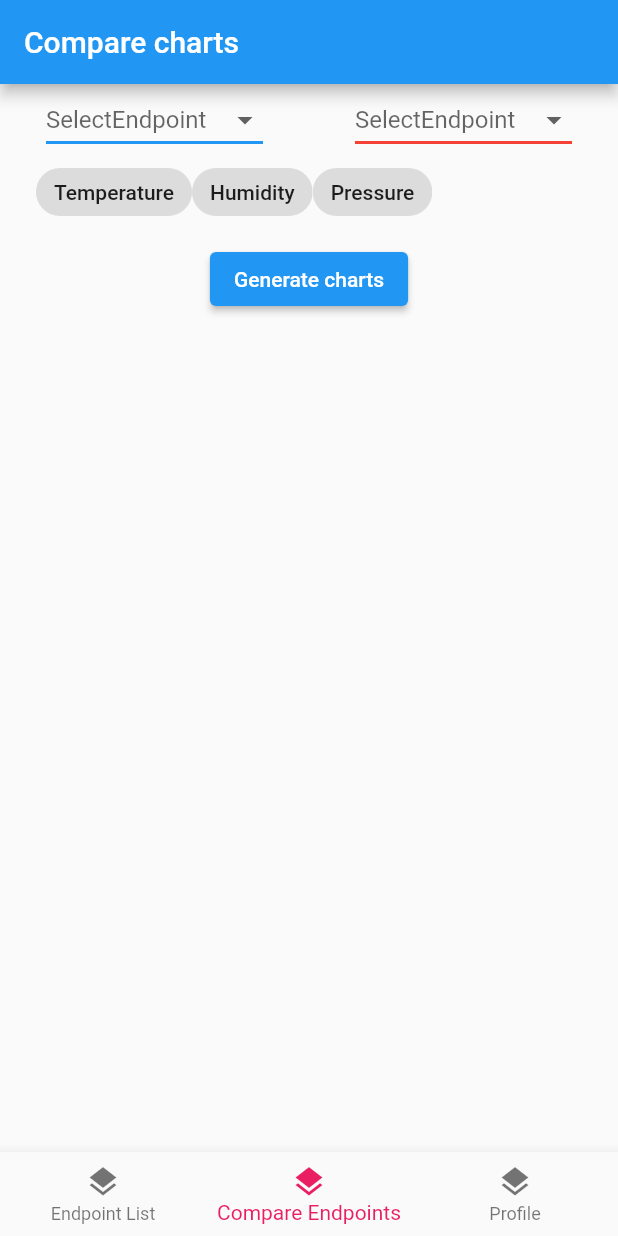
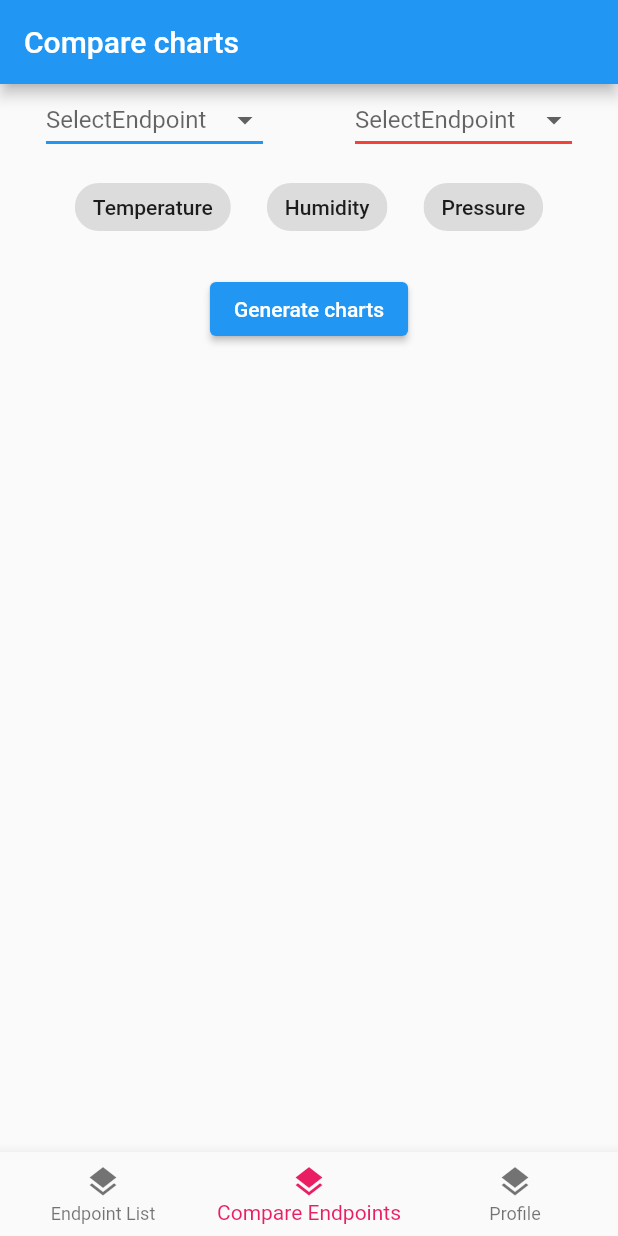
Before and after one commit to pploszczyca/Air-Pollution-Data-Visualizer, a Flutter app: the screen it shows after launch, item 2 of the bottom bar chosen, on a phone screen of 412 x 824 dp. Run offline on Flutter 3.47's test engine with Material 2 defaults, Android fonts, the phone set to English and light mode, and no system bars; our stand-ins replace charts_flutter, loading_animation_widget; missing offline and left inert: ...

Commit message:
[APDV-49] small cleanup

```diff
--- a/frontend/lib/App.dart
+++ b/frontend/lib/App.dart
@@ -19,8 +19,6 @@ class App extends StatefulWidget {
 }
 
 class _AppState extends State<App> {
-  @override
-  bool get wantKeepAlive => true;
   _AppState();
 
   int _selectedIndex = 0;
@@ -64,7 +62,11 @@ class _AppState extends State<App> {
       children: [
         SizedBox(
           width: 100,
-          child: _navi,
+          child: Column(
+            children: [
+              _navi,
+            ],
+          ),
         ),
         const VerticalDivider(thickness: 1, width: 1),
         // line splitting navbar and main content
--- a/frontend/lib/CompareEndpoints/CompareEndpointsView.dart
+++ b/frontend/lib/CompareEndpoints/CompareEndpointsView.dart
@@ -33,7 +33,8 @@ class _CompareChartsViewState extends State<CompareChartsView> {
               snapshot.data == null) {
             return LoadingInCenter();
           } else {
-            return Column(
+            return SingleChildScrollView(
+              child: Column(
                 children: [
                   Row(
                     mainAxisAlignment: MainAxisAlignment.spaceAround,
@@ -68,12 +69,18 @@ class _CompareChartsViewState extends State<CompareChartsView> {
                       ),
                     ],
                   ),
-                Center(
-                    child: Container(
-                  margin: const EdgeInsets.only(left: 24, right: 24),
+                  const SizedBox(height: 10),
+                  Row(
+                    mainAxisAlignment: MainAxisAlignment.spaceAround,
+                    children: [
+                      Container(
+                        margin: const EdgeInsets.only(left: 12, right: 12),
                         child: _makeInputChips(
                             widget.endpointRepository.getAvailableFields()),
-                )),
+                      ),
+                    ],
+                  ),
+                  const SizedBox(height: 10),
                   Container(
                     margin: const EdgeInsets.all(10.0),
                     child: ElevatedButton(
@@ -82,7 +89,10 @@ class _CompareChartsViewState extends State<CompareChartsView> {
                               .getEndpoint(_firstEndpoint!);
                           var secondEndpointData = widget.endpointRepository
                               .getEndpoint(_secondEndpoint!);
-                        var endpoints = [firstEndpointData, secondEndpointData];
+                          var endpoints = [
+                            firstEndpointData,
+                            secondEndpointData
+                          ];
 
                           chart = Column(
                             children: chartDataSelected
@@ -98,8 +108,8 @@ class _CompareChartsViewState extends State<CompareChartsView> {
                         child: const Text("Generate charts")),
                   ),
                   chart
-
                 ],
+              ),
             );
           }
         },
@@ -116,18 +126,18 @@ class _CompareChartsViewState extends State<CompareChartsView> {
             return LoadingInCenter();
           } else {
             return Row(
-                children: snapshot.data!
-                    .map(mapChartDataToInputChip)
-                    .toList());
+                children: snapshot.data!.map(mapChartDataToInputChip).toList());
           }
         },
         future: chartDataFuture);
   }
 
-  InputChip mapChartDataToInputChip(ChartData chartData) {
+  Widget mapChartDataToInputChip(ChartData chartData) {
     isChipsSelected.putIfAbsent(chartData, () => false);
 
-    return InputChip(
+    return Container(
+      margin: const EdgeInsets.only(left: 12, right: 12),
+      child: InputChip(
         label: Text(chartData.name),
         selected: isChipsSelected[chartData]!,
         onSelected: (bool value) {
@@ -140,6 +150,7 @@ class _CompareChartsViewState extends State<CompareChartsView> {
             }
           });
         },
+      ),
     );
   }
 
--- a/frontend/lib/EndpointList/EndpointView/EndpointView.dart
+++ b/frontend/lib/EndpointList/EndpointView/EndpointView.dart
@@ -31,9 +31,9 @@ class _EndpointViewState extends State<EndpointView> {
             }
             return Scaffold(
               appBar: AppBar(title: Text(snapshot.data!.endpointName)),
-              body:  Column(
+              body:  SingleChildScrollView(
+                child: Column(
                   children: [
-
                     TitledLinedChart(
                         chartName: "Temperature",
                         measureFnCallback: (EndpointData endpointData, _) => endpointData.temperature,
@@ -50,6 +50,7 @@ class _EndpointViewState extends State<EndpointView> {
                         dataList: snapshot.data!.dataList)
                   ],
                 ),
+              ),
             );
           },
           future: widget.endpoint);
--- a/frontend/lib/Repository/EndpointRepository.dart
+++ b/frontend/lib/Repository/EndpointRepository.dart
@@ -9,8 +9,8 @@ class EndpointRepository {
   final _endpointsMap = HashMap<String, Endpoint>();
   final List<ChartData> _endpointDataFields = [
     ChartData((EndpointData e, _) => e.temperature, "Temperature", "°C"),
-    ChartData((EndpointData e, _) => e.humidity, "Humidity", "°C"),
-    ChartData((EndpointData e, _) => e.pressure, "Pressure", "°C"),
+    ChartData((EndpointData e, _) => e.humidity, "Humidity", "%"),
+    ChartData((EndpointData e, _) => e.pressure, "Pressure", "Pa"),
   ];
 
   EndpointRepository.mock() {
```
Lines whose indentation alone changed are shown as unchanged.
